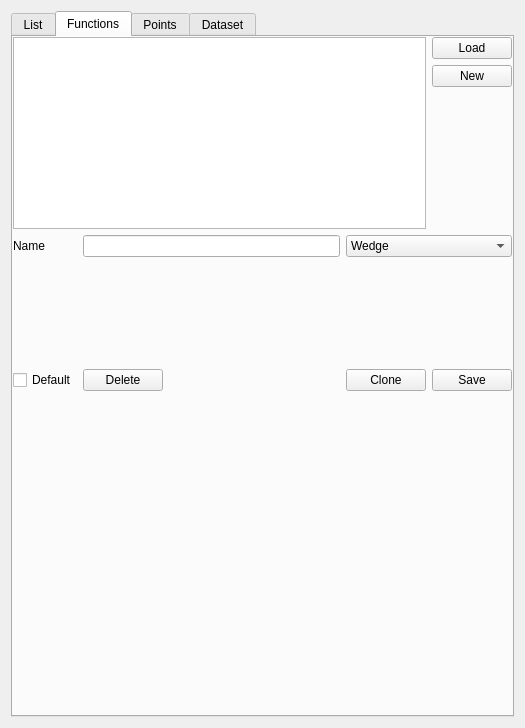
Old version of the form Source/Applications/AppCommon/UI/qtArcFunctionControl.ui in the repository cnsuhao/cmb.
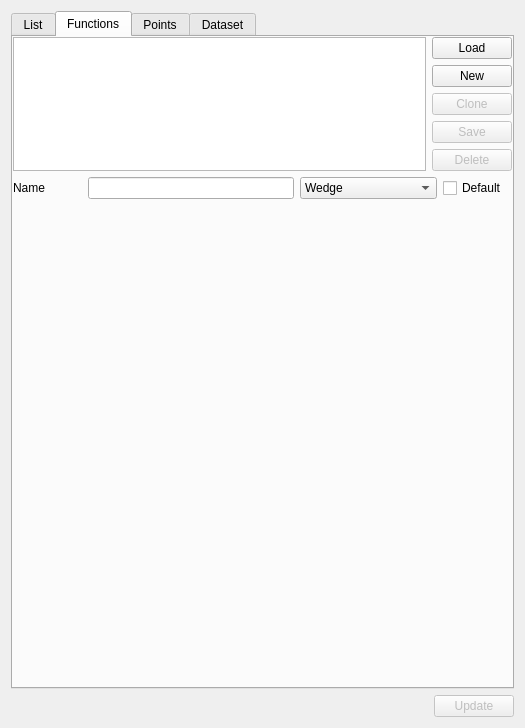
New version of the form. The open tabs and pages were chosen to show the change.

Commit message: move gui buttons

```diff
--- a/Source/Applications/AppCommon/UI/qtArcFunctionControl.ui
+++ b/Source/Applications/AppCommon/UI/qtArcFunctionControl.ui
@@ -14,6 +14,33 @@
    <string>Form</string>
   </property>
   <layout class="QGridLayout" name="gridLayout">
+   <item row="2" column="0">
+    <layout class="QHBoxLayout" name="horizontalLayout">
+     <item>
+      <spacer name="horizontalSpacer_4">
+       <property name="orientation">
+        <enum>Qt::Horizontal</enum>
+       </property>
+       <property name="sizeHint" stdset="0">
+        <size>
+         <width>40</width>
+         <height>20</height>
+        </size>
+       </property>
+      </spacer>
+     </item>
+     <item>
+      <widget class="QPushButton" name="buttonUpdateLine">
+       <property name="enabled">
+        <bool>false</bool>
+       </property>
+       <property name="text">
+        <string>Update</string>
+       </property>
+      </widget>
+     </item>
+    </layout>
+   </item>
    <item row="0" column="0">
     <widget class="QTabWidget" name="ArcControlTabs">
      <property name="currentIndex">
@@ -93,14 +120,14 @@
           </widget>
          </item>
          <item>
-          <widget class="QPushButton" name="buttonUpdateLine">
-           <property name="enabled">
-            <bool>false</bool>
+          <spacer name="horizontalSpacer_5">
+           <property name="orientation">
+            <enum>Qt::Horizontal</enum>
            </property>
            <property name="text">
             <string>Update</string>
            </property>
-          </widget>
+          </spacer>
          </item>
          <item>
           <widget class="QPushButton" name="removeLineButton">
@@ -183,7 +210,37 @@
            </property>
           </widget>
          </item>
-         <item row="0" column="0" rowspan="3">
+         <item row="3" column="3">
+          <widget class="QPushButton" name="Save">
+           <property name="enabled">
+            <bool>false</bool>
+           </property>
+           <property name="text">
+            <string>Save</string>
+           </property>
+          </widget>
+         </item>
+         <item row="2" column="3">
+          <widget class="QPushButton" name="CloneFunction">
+           <property name="enabled">
+            <bool>false</bool>
+           </property>
+           <property name="text">
+            <string>Clone</string>
+           </property>
+          </widget>
+         </item>
+         <item row="4" column="3">
+          <widget class="QPushButton" name="DeleteFunction">
+           <property name="enabled">
+            <bool>false</bool>
+           </property>
+           <property name="text">
+            <string>Delete</string>
+           </property>
+          </widget>
+         </item>
+         <item row="0" column="0" rowspan="5">
           <widget class="QTableWidget" name="functionTable">
            <attribute name="horizontalHeaderVisible">
             <bool>false</bool>
@@ -201,14 +258,35 @@
           <property name="margin">
            <number>0</number>
           </property>
-          <item row="2" column="0">
+          <item row="0" column="6">
            <widget class="QCheckBox" name="isDefault">
             <property name="text">
              <string>Default</string>
             </property>
            </widget>
           </item>
-          <item row="1" column="0" colspan="9">
+          <item row="0" column="4" colspan="2">
+           <widget class="QComboBox" name="FunctionType">
+            <item>
+             <property name="text">
+              <string>Wedge</string>
+             </property>
+            </item>
+            <item>
+             <property name="text">
+              <string>Manual</string>
+             </property>
+            </item>
+           </widget>
+          </item>
+          <item row="0" column="0">
+           <widget class="QLabel" name="name">
+            <property name="text">
+             <string>Name</string>
+            </property>
+           </widget>
+          </item>
+          <item row="1" column="0" colspan="7">
            <widget class="QFrame" name="functionControlArea">
             <property name="minimumSize">
              <size>
@@ -218,75 +296,7 @@
             </property>
            </widget>
           </item>
-          <item row="2" column="6">
-           <spacer name="horizontalSpacer">
-            <property name="orientation">
-             <enum>Qt::Horizontal</enum>
-            </property>
-            <property name="sizeHint" stdset="0">
-             <size>
-              <width>40</width>
-              <height>20</height>
-             </size>
-            </property>
-           </spacer>
-          </item>
-          <item row="2" column="8">
-           <widget class="QPushButton" name="Save">
-            <property name="text">
-             <string>Save</string>
-            </property>
-           </widget>
-          </item>
-          <item row="0" column="0">
-           <widget class="QLabel" name="name">
-            <property name="text">
-             <string>Name</string>
-            </property>
-           </widget>
-          </item>
-          <item row="2" column="1">
-           <widget class="QPushButton" name="DeleteFunction">
-            <property name="text">
-             <string>Delete</string>
-            </property>
-           </widget>
-          </item>
-          <item row="2" column="2" colspan="3">
-           <spacer name="horizontalSpacer_3">
-            <property name="orientation">
-             <enum>Qt::Horizontal</enum>
-            </property>
-            <property name="sizeHint" stdset="0">
-             <size>
-              <width>40</width>
-              <height>20</height>
-             </size>
-            </property>
-           </spacer>
-          </item>
-          <item row="2" column="7">
-           <widget class="QPushButton" name="CloneFunction">
-            <property name="text">
-             <string>Clone</string>
-            </property>
-           </widget>
-          </item>
-          <item row="0" column="7" colspan="2">
-           <widget class="QComboBox" name="FunctionType">
-            <item>
-             <property name="text">
-              <string>Wedge</string>
-             </property>
-            </item>
-            <item>
-             <property name="text">
-              <string>Manual</string>
-             </property>
-            </item>
-           </widget>
-          </item>
-          <item row="0" column="1" colspan="6">
+          <item row="0" column="1" colspan="3">
            <widget class="QLineEdit" name="functionName"/>
           </item>
          </layout>
```
Left out of the diff: 11 changed lines with no effect on the pictures. The commit also changes 1 other file.
